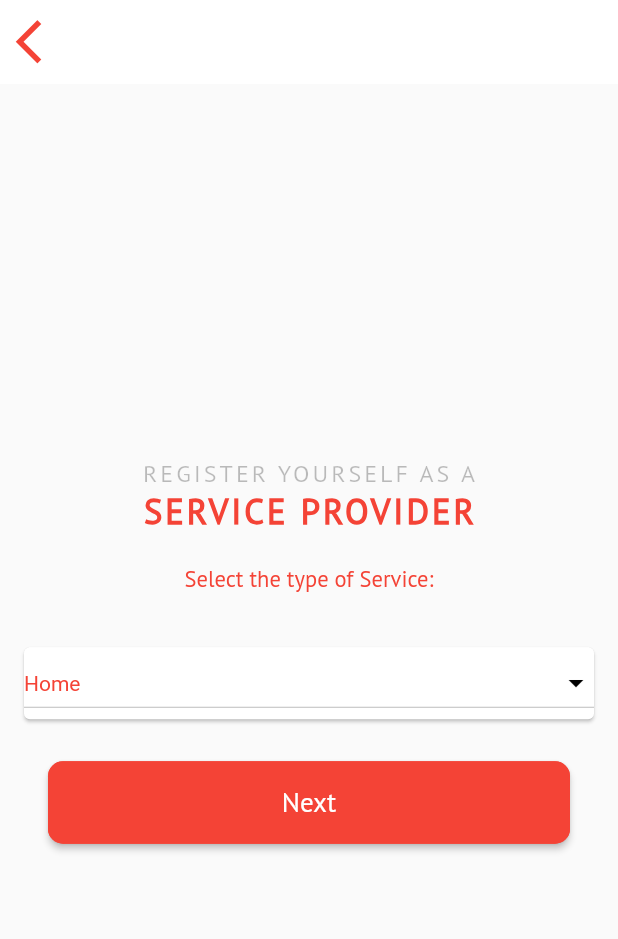
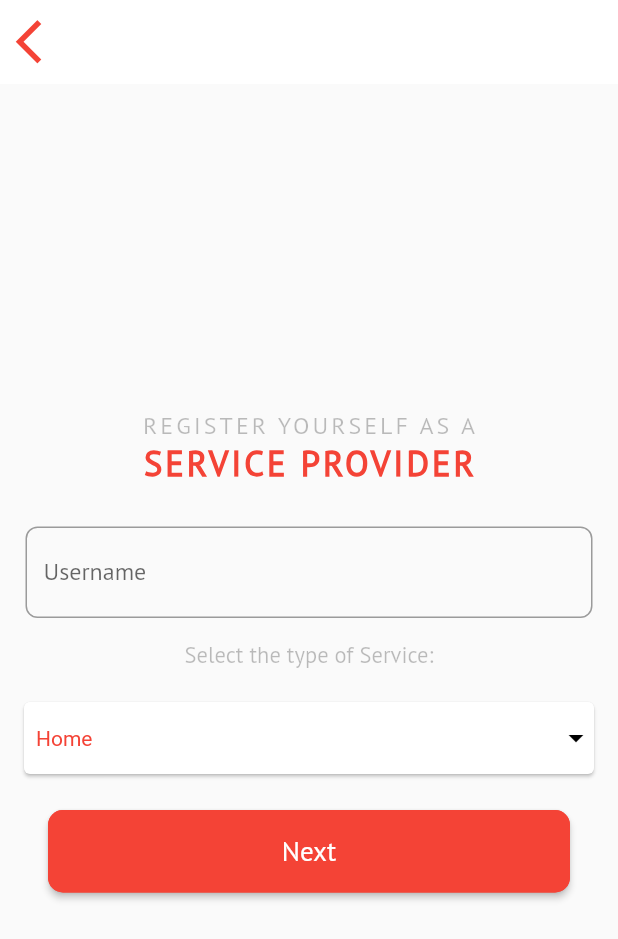
Before and after one commit to atyourdoorstep/at_your_doorstep-Ya_Ibrahim, a Flutter app: the RegisterSellerOne screen opened directly, on a phone screen of 412 x 824 dp. Shown: the top 939 px of the screen. Run offline on Flutter 3.47's test engine with Material 2 defaults, Android fonts, the phone set to English and light mode, and no system bars; our stand-ins replace dio, flutter_easyloading, image_picker, shared_preferences; missing offline and left inert: blobs; accounts and stored records are empty.

Commit message:
ADD Register for seller page and some design changes

```diff
--- a/lib/Screens/registerForSeller.dart
+++ b/lib/Screens/registerForSeller.dart
@@ -1,4 +1,5 @@
 import 'package:at_your_doorstep/Help_Classes/Constants.dart';
+import 'package:at_your_doorstep/Help_Classes/textFieldClass.dart';
 import 'package:at_your_doorstep/Screens/servicesPage.dart';
 import 'package:flutter/material.dart';
 import 'package:flutter/cupertino.dart';
@@ -43,16 +44,23 @@ class _RegisterSellerOneState extends State<RegisterSellerOne> {
             SizedBox(
               height: 20.0,
             ),
-            Center(
-              child: Text("Select the type of Service:", style:
-              TextStyle(fontSize: 15, color: Colors.red, fontFamily: "PTSans", fontWeight: FontWeight.w400)),
+            textfieldStyle(textHint: "Username", obscureText: false, textLabel1:'Username'),
+            SizedBox(
+              height: 10.0,
+            ),
+            Row(
+              mainAxisAlignment: MainAxisAlignment.center,
+              children: [
+                Text("Select the type of Service:", style:
+                TextStyle(fontSize: 15, color: Colors.black26, fontFamily: "PTSans", fontWeight: FontWeight.w400)),
+              ],
             ),
             SizedBox(
-              height: 20.0,
+              height: 10.0,
             ),
             Center(
               child: Padding(
-                padding: const EdgeInsets.all(12.0),
+                padding: const EdgeInsets.symmetric(horizontal: 12.0, vertical: 8.0),
                 child: Card(
                  color: Colors.white,
                   //padding: EdgeInsets.all(0.0),
@@ -60,8 +68,10 @@ class _RegisterSellerOneState extends State<RegisterSellerOne> {
                     isExpanded: true,
                     focusColor: Colors.white,
                     value: dropdownValue,
-                    // icon: const Icon(Icons.arrow_downward),
-                    // iconSize: 24,
+                    underline: Container(
+                      height: 2,
+                      color: Colors.white,
+                    ),
                     iconEnabledColor: Colors.black,
                     style: const TextStyle(color: Colors.red),
                     onChanged: (String? newValue) {
@@ -73,7 +83,10 @@ class _RegisterSellerOneState extends State<RegisterSellerOne> {
                         .map<DropdownMenuItem<String>>((String value) {
                       return DropdownMenuItem<String>(
                         value: value,
-                        child: Text(value),
+                        child: Padding(
+                          padding: const EdgeInsets.all(8.0),
+                          child: Text(value),
+                        ),
                       );
                     }).toList(),
                     hint: Text("Please select the service type"),
```
Also changed, not shown: lib/Screens/servicesPage.dart (+19 -1 lines).
